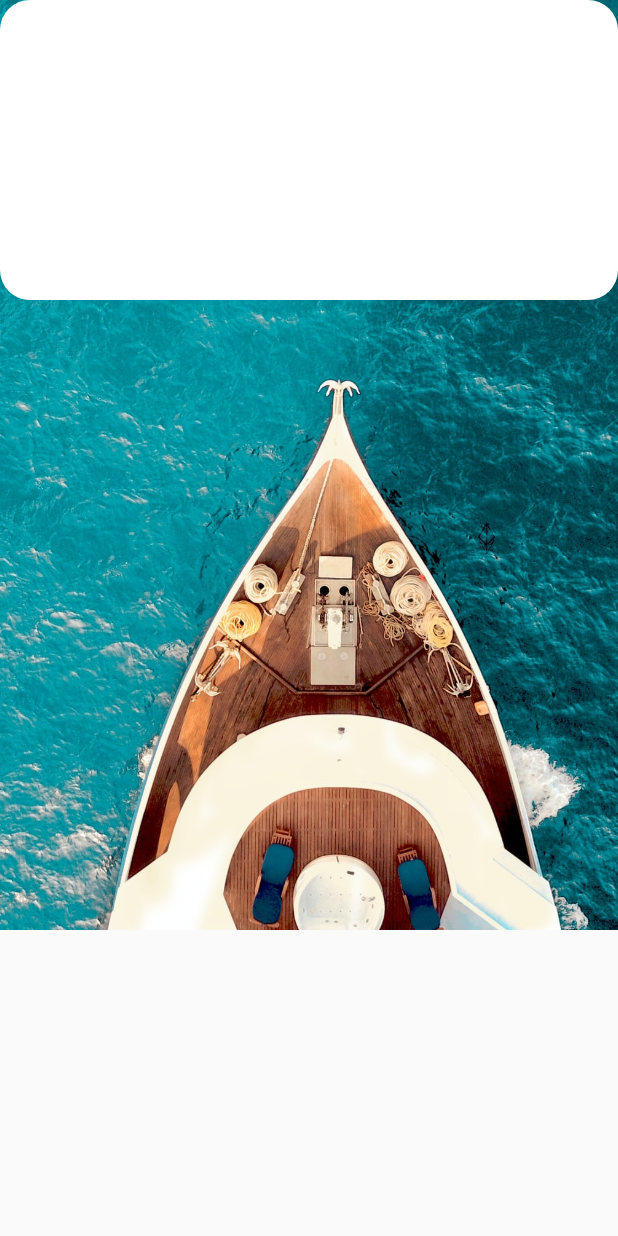
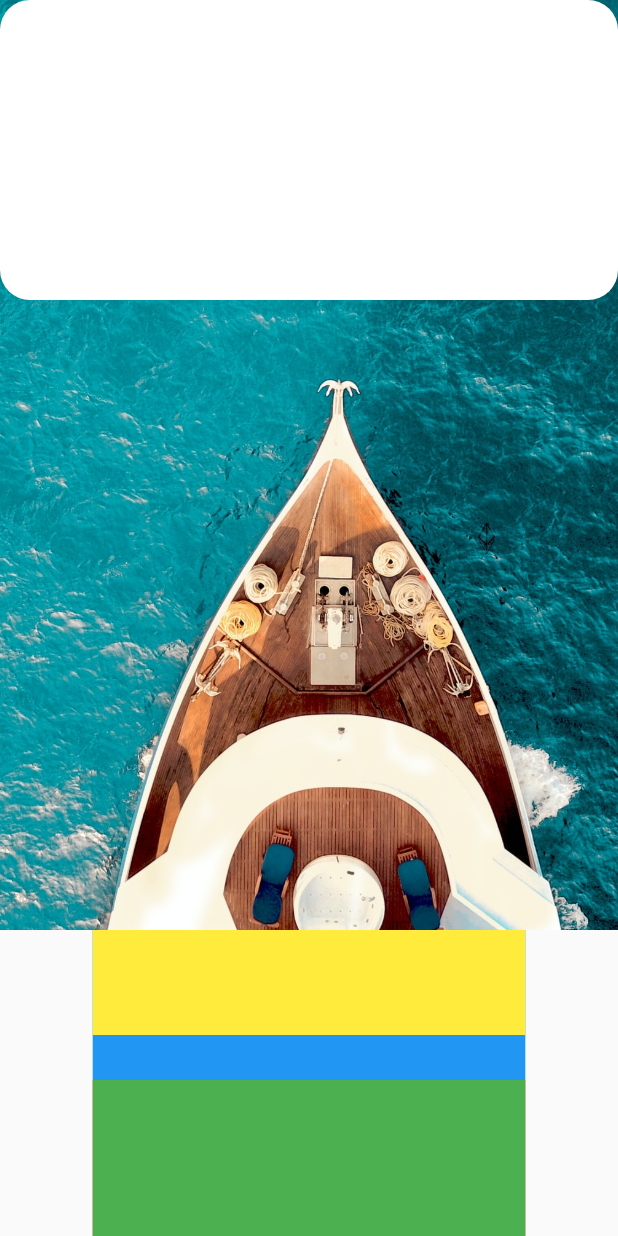
Before and after one commit to Jo-HyeRin/Flutter_Web, a Flutter app: the screen it shows after launch, on a phone screen of 412 x 824 dp. Run offline on Flutter 3.47's test engine with Material 2 defaults, Android fonts, the phone set to English and light mode, and no system bars.

Commit message:
프로젝트 기ì구조 작성 완료

```diff
--- a/lib/components/home/home_body.dart
+++ b/lib/components/home/home_body.dart
@@ -1,10 +1,25 @@
 import 'package:flutter/material.dart';
+import 'package:flutter_airbnb/components/home/home_body_banner.dart';
+import 'package:flutter_airbnb/components/home/home_body_popular.dart';
+import 'package:flutter_airbnb/size.dart';
 
 class HomeBody extends StatelessWidget {
   const HomeBody({Key? key}) : super(key: key);
 
   @override
   Widget build(BuildContext context) {
-    return Container();
+    return Align(
+      // 나중에 Align 없애보기
+      alignment: Alignment.center,
+      child: SizedBox(
+        width: getBodyWidth(context),
+        child: Column(
+          children: [
+            HomeBodyBanner(),
+            HomeBodyPopular(),
+          ],
+        ),
+      ),
+    );
   }
 }
--- a/lib/components/home/home_body_banner.dart
+++ b/lib/components/home/home_body_banner.dart
@@ -5,6 +5,27 @@ class HomeBodyBanner extends StatelessWidget {
 
   @override
   Widget build(BuildContext context) {
-    return Container();
+    return Stack(
+      // 나중에 패딩 주기
+      children: [
+        _buildBannerImage(),
+        _buildBannerCaption(),
+      ],
+    );
   }
+
+  Widget _buildBannerImage(){
+    return Container(
+      height: 100,
+      color: Colors.blue,
+    );
+  }
+
+  Widget _buildBannerCaption(){
+    return Container(
+      height: 70,
+      color: Colors.yellow,
+    );
+  }
+
 }
--- a/lib/components/home/home_body_popular.dart
+++ b/lib/components/home/home_body_popular.dart
@@ -1,10 +1,38 @@
 import 'package:flutter/material.dart';
+import 'package:flutter_airbnb/components/home/home_body_popular_item.dart';
 
 class HomeBodyPopular extends StatelessWidget {
   const HomeBodyPopular({Key? key}) : super(key: key);
 
   @override
   Widget build(BuildContext context) {
-    return Container();
+    return Column(
+      crossAxisAlignment: CrossAxisAlignment.start,
+      children: [
+        _buildPopularTitle(),
+        _buildPopularList(),
+      ],
+    );
   }
+
+  Widget _buildPopularTitle(){
+    return SizedBox();
+  }
+
+  Widget _buildPopularList(){
+    // 나중에 Container 삭제하기
+    return Container(
+      color: Colors.red,
+      child: Wrap(
+        children: [
+          HomeBodyPopularItem(id: 0),
+          SizedBox(width: 7.5,), // -5가 세번 여백은 15가 남는데, 이를 중간에 7.5씩 줬다. Spacer 사용해도 된다.
+          HomeBodyPopularItem(id: 1),
+          SizedBox(width: 7.5,),
+          HomeBodyPopularItem(id: 2),
+        ],
+      ),
+    );
+  }
+
 }
--- a/lib/components/home/home_body_popular_item.dart
+++ b/lib/components/home/home_body_popular_item.dart
@@ -1,10 +1,55 @@
 import 'package:flutter/material.dart';
+import 'package:flutter_airbnb/size.dart';
 
 class HomeBodyPopularItem extends StatelessWidget {
-  const HomeBodyPopularItem({Key? key}) : super(key: key);
+  HomeBodyPopularItem({required this.id, Key? key}) : super(key: key);
+
+  final id;
+  final popularList = [
+    "p1.jpeg",
+    "p2.jpeg",
+    "p3.jpeg",
+  ];
 
   @override
   Widget build(BuildContext context) {
-    return Container();
+    // 너비 설정 : -5는 서로 너무 붙지 않도록 설정하기 위해.
+    // 즉 전체 1000이면 700/3 -5 = 228
+    double popularItemWidth = getBodyWidth(context)/3 -5 ;
+
+    return Container(
+      color: Colors.green, // 나중에 지우기. 확인용.
+      height: 200, // 나중에 지우기. 확인용.
+      width: popularItemWidth,
+      // 나중에 지웠다 추가했다 해보기
+      constraints: BoxConstraints(
+        minWidth: 320, // 모든 디바이스들 중 가장 작은 너비가 320이므로 그보다 작을 이유가 없음.
+      ),
+      child: Column(
+        children: [
+          _buildPopularItemImage(),
+          _buildPopularItemStar(),
+          _buildPopularItemComment(),
+          _buildPopularItemUserInfo(),
+        ],
+      ),
+    );
   }
+
+  Widget _buildPopularItemImage(){
+    return SizedBox();
+  }
+
+  Widget _buildPopularItemStar(){
+    return SizedBox();
+  }
+
+  Widget _buildPopularItemComment(){
+    return SizedBox();
+  }
+
+  Widget _buildPopularItemUserInfo(){
+    return SizedBox();
+  }
+
 }
```
